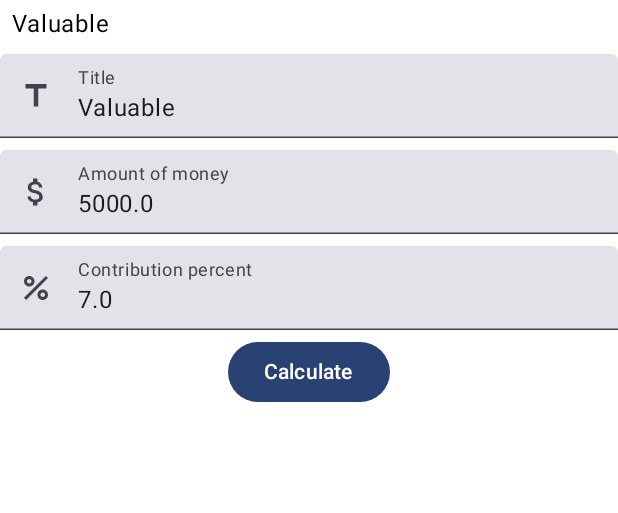
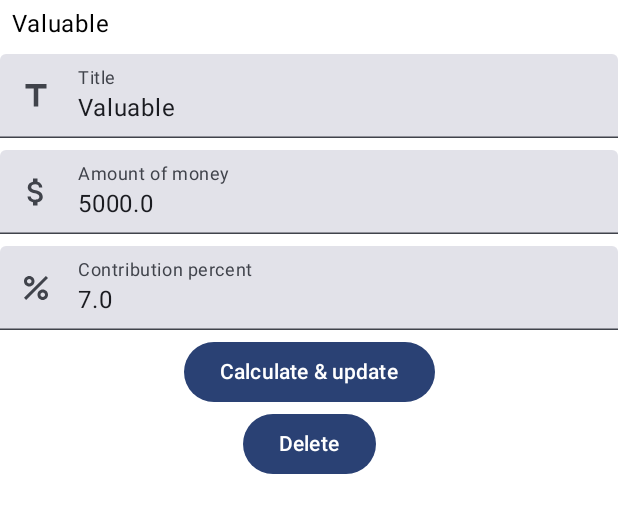
Before and after one commit to NjordJ/DepCalculator, an Android app built with Jetpack Compose: the @Preview function DepositItemScreenPreview, on a phone screen of 412 x 824 dp. Shown: the top 513 px of the screen. Run offline under Robolectric (Android 15) with nearby library versions, the phone set to English and light mode, and no system bars; our stand-ins replace Room's generated code.

Commit message:
Delete deposit item functionality

```diff
--- a/app/src/main/java/com/irudaru/depcalculator/ui/deposit/screens/DepositItemScreen.kt
+++ b/app/src/main/java/com/irudaru/depcalculator/ui/deposit/screens/DepositItemScreen.kt
@@ -17,8 +17,6 @@ import androidx.compose.material3.Text
 import androidx.compose.material3.TextField
 import androidx.compose.material3.TopAppBarDefaults
 import androidx.compose.runtime.Composable
-import androidx.compose.runtime.collectAsState
-import androidx.compose.runtime.getValue
 import androidx.compose.runtime.rememberCoroutineScope
 import androidx.compose.ui.Alignment
 import androidx.compose.ui.Modifier
@@ -81,13 +79,27 @@ fun DepositItemScreen(
             depositItemUiState = viewModel.depositItemUiState, //depositListUiState.depositItem.toDeposit(),
             //depositItemUiState = depositListUiState,
             buttonText = R.string.calculate_button_depositItemScreen,
+            deleteButton = {
+                Button(
+                    onClick = {
+                        coroutineScope.launch {
+                            viewModel.deleteDepositItem()
+                            navigateBack()
+                        }
+                    },
+                    modifier = Modifier
+                        .fillMaxWidth()
+                        .wrapContentWidth(Alignment.CenterHorizontally)
+                ) {
+                    Text(text = stringResource(id = R.string.delete_button_depositItemScreen))
+                }
+            },
             onButtonClick = {
                 coroutineScope.launch {
                     viewModel.updateDepositItem()
                     navigateBack()
                 }
             },
-            //onDepositItemValueChange = viewModel::updateUiState,
             onDepositItemValueChange = viewModel::updateUiState,
             modifier = Modifier
                 .padding(innerPadding)
@@ -101,6 +113,7 @@ fun DepositItemScreen(
 fun DepositItemBody(
     depositItemUiState: DepositItemUiState,
     @StringRes buttonText: Int,
+    deleteButton: @Composable () -> Unit = {},
     onButtonClick: () -> Unit,
     onDepositItemValueChange: (DepositItem) -> Unit,
     modifier: Modifier = Modifier
@@ -121,6 +134,8 @@ fun DepositItemBody(
         ) {
             Text(text = stringResource(id = buttonText))
         }
+
+        deleteButton.invoke()
     }
 }
 
@@ -204,6 +219,16 @@ private fun DepositItemScreenPreview() {
                 ).toDepositItem()
             ),
             buttonText = R.string.calculate_button_depositItemScreen,
+            deleteButton = {
+                Button(
+                    onClick = { /*TODO*/ },
+                    modifier = Modifier
+                        .fillMaxWidth()
+                        .wrapContentWidth(Alignment.CenterHorizontally)
+                ) {
+                    Text(text = stringResource(id = R.string.delete_button_depositItemScreen))
+                }
+            },
             onButtonClick = {},
             onDepositItemValueChange = {}
         )
--- a/app/src/main/java/com/irudaru/depcalculator/ui/deposit/viewmodels/DepositItemViewModel.kt
+++ b/app/src/main/java/com/irudaru/depcalculator/ui/deposit/viewmodels/DepositItemViewModel.kt
@@ -44,6 +44,10 @@ class DepositItemViewModel(
 
 
     suspend fun updateDepositItem() = depositRepository.updateDeposit(
+        depositItemUiState.depositItem.toDeposit()
+    )
+
+    suspend fun deleteDepositItem() = depositRepository.deleteDeposit(
         depositItemUiState.depositItem.toDeposit()
     )
 
--- a/app/src/main/res/values/strings.xml
+++ b/app/src/main/res/values/strings.xml
@@ -11,7 +11,8 @@
 
     <!--Deposit Item Screen-->
     <string name="title_appBar_depositItemScreen">Deposit item</string>
-    <string name="calculate_button_depositItemScreen">Calculate</string>
+    <string name="calculate_button_depositItemScreen">Calculate &amp; update</string>
+    <string name="delete_button_depositItemScreen">Delete</string>
     <string name="title_textField_depositItemScreen">Title</string>
     <string name="depositMoney_textField_depositItemScreen">Amount of money</string>
     <string name="contributionPercent_textField_depositItemScreen">Contribution percent</string>
```
